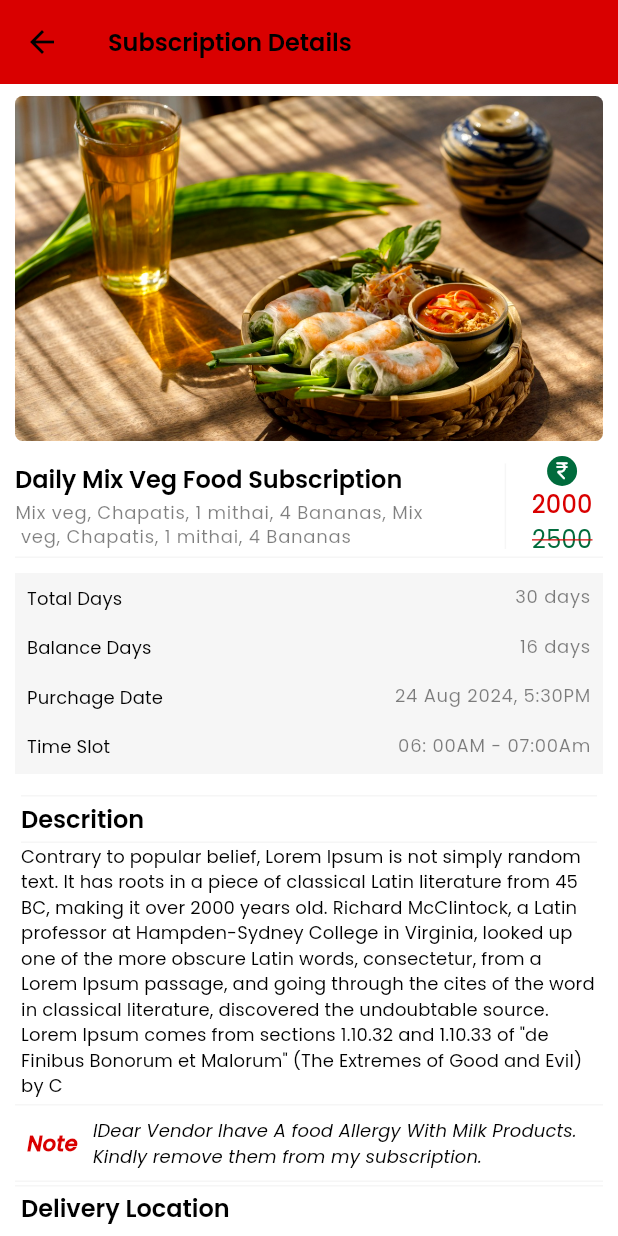
After one commit to Jagdeesh9/School-box, a Flutter app: the UserSubscriptionDetails screen opened directly, on a phone screen of 412 x 824 dp. The commit adds this screen. Run offline on Flutter 3.47's test engine with Material 3 defaults, Android fonts, the phone set to English and light mode, and no system bars; our stand-ins replace carousel_slider.

Commit message:
create user-subscription-details screen

```diff
--- /dev/null
+++ b/lib/pages/Screens/user_subscription_details.dart
@@ -0,0 +1,358 @@
+// ignore_for_file: deprecated_member_use
+
+import 'package:flutter/material.dart';
+import 'package:school_box/common/utils/helpers.dart';
+import 'package:school_box/constants/colors.dart';
+
+class UserSubscriptionDetails extends StatefulWidget {
+  const UserSubscriptionDetails({super.key});
+
+  @override
+  State<UserSubscriptionDetails> createState() =>
+      _UserSubscriptionDetailsState();
+}
+
+class _UserSubscriptionDetailsState extends State<UserSubscriptionDetails> {
+  @override
+  Widget build(BuildContext context) {
+    return Scaffold(
+      appBar: AppBar(
+        backgroundColor: AppColors.redBackground,
+        title: Text("Subscription Details",
+            style: Theme.of(context).textTheme.titleLarge),
+      ),
+      body: Padding(
+        padding: const EdgeInsets.symmetric(vertical: 8.0, horizontal: 10),
+        child: SingleChildScrollView(
+          child: Column(
+            crossAxisAlignment: CrossAxisAlignment.start,
+            children: [
+              //image
+              Container(
+                height: 230,
+                width: double.infinity,
+                decoration: BoxDecoration(
+                  borderRadius: BorderRadius.circular(5),
+                  image: const DecorationImage(
+                    image: AssetImage('assets/images/slide-1.jpg'),
+                    fit: BoxFit.cover,
+                  ),
+                ),
+              ),
+
+              const SizedBox(
+                height: 10,
+              ),
+
+              //subscription row
+              Container(
+                decoration: BoxDecoration(
+                    border: Border(
+                        bottom: BorderSide(
+                  color: getBorderColor(context),
+                ))),
+                child: Row(
+                  children: [
+                    Expanded(
+                      flex: 6,
+                      child: Container(
+                        decoration: BoxDecoration(
+                          border: Border(
+                            right: BorderSide(
+                              color: getBorderColor(context),
+                            ),
+                          ),
+                        ),
+                        child: Column(
+                          crossAxisAlignment: CrossAxisAlignment.start,
+                          children: [
+                            Text(
+                              'Daily Mix Veg Food Subscription',
+                              style: Theme.of(context).textTheme.titleLarge,
+                            ),
+                            const SizedBox(height: 5),
+                            Text(
+                              'Mix veg, Chapatis, 1 mithai, 4 Bananas, Mix \n veg, Chapatis, 1 mithai, 4 Bananas',
+                              style: Theme.of(context).textTheme.labelMedium,
+                            ),
+                          ],
+                        ),
+                      ),
+                    ),
+                    const SizedBox(
+                      width: 5,
+                    ),
+                    const SizedBox(
+                      width: 5,
+                    ),
+                    Expanded(
+                      flex: 1,
+                      child: Center(
+                        child: Column(
+                          children: [
+                            Container(
+                              width: 20,
+                              height: 20,
+                              decoration: BoxDecoration(
+                                  color: AppColors.secondaryColor,
+                                  borderRadius: BorderRadius.circular(25)),
+                              child: const Icon(
+                                Icons.currency_rupee_rounded,
+                                size: 15,
+                                color: AppColors.textWhite,
+                              ),
+                            ),
+                            Text(
+                              '2000',
+                              style: Theme.of(context)
+                                  .textTheme
+                                  .titleMedium
+                                  ?.copyWith(
+                                    color: AppColors.primaryColor,
+                                  ),
+                            ),
+                            const SizedBox(width: 8),
+                            const Text(
+                              '2500',
+                              style: TextStyle(
+                                fontSize: 16,
+                                decoration: TextDecoration.lineThrough,
+                                decorationColor: AppColors.primaryColor,
+                                color: AppColors.secondaryColor,
+                              ),
+                            ),
+                          ],
+                        ),
+                      ),
+                    )
+                  ],
+                ),
+              ),
+
+              const SizedBox(
+                height: 10,
+              ),
+              Container(
+                decoration: BoxDecoration(
+                    color: Helpers.isDarkMode(context)
+                        ? const Color(0xff333333)
+                        : AppColors.light,
+                    border: Border(
+                        bottom: BorderSide(
+                            color: getBorderColor(context), width: 2))),
+                child: Table(
+                  children: [
+                    TableRow(
+                      children: [
+                        Padding(
+                          padding: const EdgeInsets.all(8.0),
+                          child: Text(
+                            'Total Days',
+                            style: Theme.of(context).textTheme.labelLarge,
+                          ),
+                        ),
+                        Padding(
+                          padding: const EdgeInsets.all(8.0),
+                          child: Text('30 days',
+                              textAlign: TextAlign.end,
+                              style: Theme.of(context).textTheme.labelMedium),
+                        ),
+                      ],
+                    ),
+                    TableRow(
+                      children: [
+                        Padding(
+                          padding: const EdgeInsets.all(8.0),
+                          child: Text(
+                            'Balance Days',
+                            style: Theme.of(context).textTheme.labelLarge,
+                          ),
+                        ),
+                        Padding(
+                          padding: const EdgeInsets.all(8.0),
+                          child: Text('16 days',
+                              textAlign: TextAlign.end,
+                              style: Theme.of(context).textTheme.labelMedium),
+                        ),
+                      ],
+                    ),
+                    TableRow(
+                      children: [
+                        Padding(
+                          padding: const EdgeInsets.all(8.0),
+                          child: Text(
+                            'Purchage Date',
+                            style: Theme.of(context).textTheme.labelLarge,
+                          ),
+                        ),
+                        Padding(
+                          padding: const EdgeInsets.all(8.0),
+                          child: Text('24 Aug 2024, 5:30PM',
+                              textAlign: TextAlign.end,
+                              style: Theme.of(context).textTheme.labelMedium),
+                        ),
+                      ],
+                    ),
+                    TableRow(
+                      children: [
+                        Padding(
+                          padding: const EdgeInsets.all(8.0),
+                          child: Text(
+                            'Time Slot',
+                            style: Theme.of(context).textTheme.labelLarge,
+                          ),
+                        ),
+                        Padding(
+                          padding: const EdgeInsets.all(8.0),
+                          child: Text('06: 00AM - 07:00Am',
+                              textAlign: TextAlign.end,
+                              style: Theme.of(context).textTheme.labelMedium),
+                        ),
+                      ],
+                    ),
+                  ],
+                ),
+              ),
+
+              const SizedBox(
+                height: 10,
+              ),
+
+              Padding(
+                padding: const EdgeInsets.all(4.0),
+                child: Column(
+                  crossAxisAlignment: CrossAxisAlignment.start,
+                  children: [
+                    Container(
+                      padding: const EdgeInsets.symmetric(vertical: 5),
+                      width: double.infinity,
+                      decoration: BoxDecoration(
+                        border: Border(
+                          top: BorderSide(
+                            color: getBorderColor(context),
+                            width: 1,
+                          ),
+                          bottom: BorderSide(
+                            color: getBorderColor(context),
+                            width: 1,
+                          ),
+                        ),
+                      ),
+                      child: Text(
+                        'Descrition',
+                        style: Theme.of(context).textTheme.titleLarge,
+                      ),
+                    ),
+                    Text(
+                      'Contrary to popular belief, Lorem Ipsum is not simply random text. It has roots in a piece of classical Latin literature from 45 BC, making it over 2000 years old. Richard McClintock, a Latin professor at Hampden-Sydney College in Virginia, looked up one of the more obscure Latin words, consectetur, from a Lorem Ipsum passage, and going through the cites of the word in classical literature, discovered the undoubtable source. Lorem Ipsum comes from sections 1.10.32 and 1.10.33 of "de Finibus Bonorum et Malorum" (The Extremes of Good and Evil) by C',
+                      style: Theme.of(context).textTheme.labelLarge,
+                    ),
+                  ],
+                ),
+              ),
+
+              Container(
+                decoration: BoxDecoration(
+                  border: Border(
+                    top: BorderSide(
+                      color: getBorderColor(context),
+                      width: 1,
+                    ),
+                    bottom: BorderSide(
+                      color: getBorderColor(context),
+                      width: 1,
+                    ),
+                  ),
+                ),
+                child: Padding(
+                  padding: const EdgeInsets.all(8.0),
+                  child: Row(
+                    children: [
+                      const Text(
+                        'Note',
+                        style: TextStyle(
+                          color: AppColors.primaryColor,
+                          fontWeight: FontWeight.bold,
+                          fontStyle: FontStyle.italic,
+                        ),
+                      ),
+                      const SizedBox(
+                        width: 10,
+                      ),
+                      Expanded(
+                        child: Text(
+                          'IDear Vendor Ihave A food Allergy With Milk Products. Kindly remove them from my subscription. ',
+                          style: Theme.of(context)
+                              .textTheme
+                              .labelLarge
+                              ?.copyWith(fontStyle: FontStyle.italic),
+                        ),
+                      )
+                    ],
+                  ),
+                ),
+              ),
+
+              Column(
+                crossAxisAlignment: CrossAxisAlignment.start,
+                children: [
+                  Container(
+                    margin: EdgeInsets.only(top: 2),
+                    width: double.infinity,
+                    decoration: BoxDecoration(
+                      border: Border(
+                        top: BorderSide(
+                          color: getBorderColor(context),
+                          width: 1,
+                        ),
+                        bottom: BorderSide(
+                          color: getBorderColor(context),
+                          width: 1,
+                        ),
+                      ),
+                    ),
+                    padding: const EdgeInsets.all(4),
+                    child: Text(
+                      'Delivery Location',
+                      style: Theme.of(context).textTheme.titleLarge,
+                    ),
+                  ),
+                  Padding(
+                    padding: const EdgeInsets.symmetric(vertical: 4),
+                    child: Column(
+                      crossAxisAlignment: CrossAxisAlignment.start,
+                      children: [
+                        Text(
+                          'House NO- 27,',
+                          style: Theme.of(context).textTheme.labelLarge,
+                        ),
+                        Text(
+                          'Rishikesh, Shyampur,',
+                          style: Theme.of(context).textTheme.labelLarge,
+                        ),
+                        Text(
+                          '249204',
+                          style: Theme.of(context).textTheme.labelLarge,
+                        ),
+                        Text(
+                          'Uttrakhand',
+                          style: Theme.of(context).textTheme.labelLarge,
+                        ),
+                      ],
+                    ),
+                  )
+                ],
+              )
+            ],
+          ),
+        ),
+      ),
+    );
+  }
+}
+
+Color getBorderColor(context) {
+  return Helpers.isDarkMode(context)
+      ? const Color(0xff333333)
+      : AppColors.light;
+}
--- a/lib/pages/main/Home_page.dart
+++ b/lib/pages/main/Home_page.dart
@@ -72,13 +72,14 @@ class _HomePageState extends State<HomePage> {
             height: 20,
           ),
 
-          //suscription ro
+          //suscription row
           Padding(
             padding: const EdgeInsets.symmetric(horizontal: 20),
             child: Row(
               mainAxisAlignment: MainAxisAlignment.spaceBetween,
               children: [
-                Column(
+                Expanded(
+                  child: Column(
                     crossAxisAlignment: CrossAxisAlignment.start,
                     mainAxisAlignment: MainAxisAlignment.center,
                     children: [
@@ -91,6 +92,7 @@ class _HomePageState extends State<HomePage> {
                         style: Theme.of(context).textTheme.labelLarge,
                       )
                     ],
+                  ),
                 ),
                 OutlinedButton(
                   onPressed: () {},
```
Lines whose indentation alone changed are shown as unchanged.
